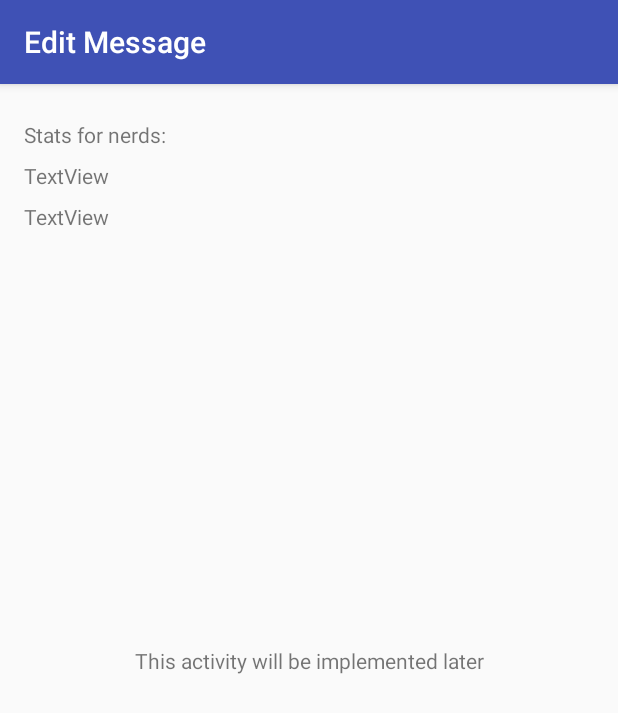
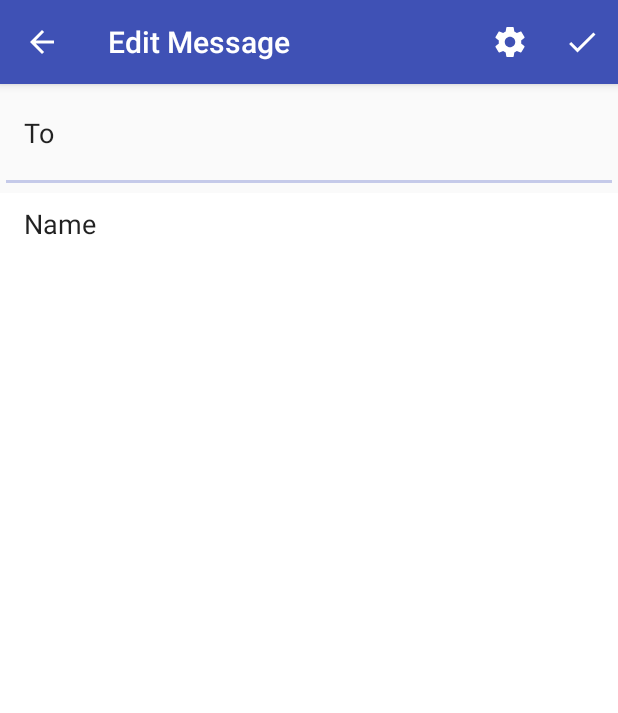
Before and after one commit to mryuezhang/NextText, an Android app: the EditMessageActivity screen opened directly, with no data from a screen before it, on a phone screen of 412 x 824 dp. Shown: the top 713 px of the screen. Run offline under Robolectric (Android 15) with nearby library versions, the phone set to English and light mode, and no system bars; 4 statements that could not run were skipped.

Commit message:
Added edit functionality

```diff
--- a/app/src/main/AndroidManifest.xml
+++ b/app/src/main/AndroidManifest.xml
@@ -33,6 +33,8 @@
             android:theme="@style/AppTheme.NoActionBar">
         </activity>
         <activity android:name=".UI.EditMessageActivity"
+            android:parentActivityName=".UI.MessageConfigureActivity"
+            android:theme="@style/AppTheme.NoActionBar"
             android:label="Edit Message">
         </activity>
     </application>
--- a/app/src/main/java/com/example/yue/nexttext/UI/EditMessageActivity.kt
+++ b/app/src/main/java/com/example/yue/nexttext/UI/EditMessageActivity.kt
@@ -1,9 +1,12 @@
 package com.example.yue.nexttext.UI
 
+import android.app.Activity
 import android.content.Context
 import android.content.Intent
 import android.os.Bundle
 import android.support.v7.app.AppCompatActivity
+import android.view.Menu
+import android.view.MenuItem
 import com.example.yue.nexttext.DataType.MessageWrapper
 import com.example.yue.nexttext.R
 import kotlinx.android.synthetic.main.activity_edit_message.*
@@ -11,15 +14,57 @@ import kotlinx.android.synthetic.main.activity_edit_message.*
 /**
  * Created by yue on 2017-10-28.
  */
-class EditMessageActivity: AppCompatActivity() {
+class EditMessageActivity: AppCompatActivity(), MessageDataPasser{
+
+    private var receivedMessage: MessageWrapper? = null
+    private var editedMessage: MessageWrapper? = null
 
     override fun onCreate(savedInstanceState: Bundle?) {
         super.onCreate(savedInstanceState)
         setContentView(R.layout.activity_edit_message)
+        setSupportActionBar(toolbar)
+        supportActionBar?.setDisplayHomeAsUpEnabled(true)
 
-        val messageWrapper: MessageWrapper = intent.getParcelableExtra<MessageWrapper>(Utilities.EDIT_DATA)
-        textView2.text = messageWrapper.message._to
-        textView3.text = messageWrapper.message._content
+        receivedMessage = intent.getParcelableExtra<MessageWrapper>(Utilities.EDIT_DATA)
+
+        if (receivedMessage!!.message._to.contains("@")){
+            val contentFragment = EditEmailFragment()
+            contentFragment.arguments = intent.extras
+
+            fragmentManager.beginTransaction()
+                    .add(R.id.fragment_container, contentFragment, "Email").commit()
+        }
+        else{
+            val contentFragment = EditSMSFragment()
+            contentFragment.arguments = intent.extras
+
+            fragmentManager.beginTransaction()
+                    .add(R.id.fragment_container, contentFragment, "SMS").commit()
+        }
+    }
+
+    override fun onCreateOptionsMenu(menu: Menu?): Boolean {
+        menuInflater.inflate(R.menu.menu_edit_message, menu)
+        return true
+    }
+
+    override fun onOptionsItemSelected(item: MenuItem): Boolean  = when(item.itemId) {
+            R.id.action_don_edit -> {
+                val fragment = if (fragmentManager.findFragmentByTag("SMS") != null){
+                    fragmentManager.findFragmentByTag("SMS")
+                } else {
+                    fragmentManager.findFragmentByTag("Email")
+                }
+                fragmentManager.beginTransaction().remove(fragment).commit()
+                true
+            }
+            else -> super.onOptionsItemSelected(item)
+    }
+
+    override fun onDataPass(data: MessageWrapper) {
+        intent.putExtra(Utilities.EDITED_DATA, data)
+        setResult(Activity.RESULT_OK, intent)
+        finish()
     }
 
     companion object {
--- /dev/null
+++ b/app/src/main/java/com/example/yue/nexttext/UI/EditSMSFragment.kt
@@ -0,0 +1,48 @@
+package com.example.yue.nexttext.UI
+
+import android.app.Fragment
+import android.content.Context
+import android.os.Bundle
+import android.view.LayoutInflater
+import android.view.View
+import android.view.ViewGroup
+import android.widget.TextView
+import com.example.yue.nexttext.DataType.MessageWrapper
+import com.example.yue.nexttext.R
+import kotlinx.android.synthetic.main.fragment_eidt_sms.*
+
+/**
+ * Created by yue on 2017-11-01.
+ */
+class EditSMSFragment: Fragment() {
+    private var messageDataPasser: MessageDataPasser? = null
+    private var receivedMessage: MessageWrapper? = null
+
+    override fun onAttach(context: Context?) {
+        super.onAttach(context)
+        messageDataPasser = context as MessageDataPasser
+    }
+
+    override fun onCreateView(inflater: LayoutInflater?, container: ViewGroup?, savedInstanceState: Bundle?): View =
+            inflater!!.inflate(R.layout.fragment_eidt_sms, container, false)
+
+    override fun onActivityCreated(savedInstanceState: Bundle?) {
+        super.onActivityCreated(savedInstanceState)
+
+        receivedMessage = arguments.getParcelable(Utilities.EDIT_DATA)
+
+        edit_to.setText(receivedMessage!!.message._to, TextView.BufferType.EDITABLE)
+
+        edit_content.setText(receivedMessage!!.message._content, TextView.BufferType.EDITABLE)
+
+    }
+
+    override fun onPause() {
+        super.onPause()
+
+        receivedMessage!!.message._to = edit_to.text.toString()
+        receivedMessage!!.message._content = edit_content.text.toString()
+
+        messageDataPasser!!.onDataPass(receivedMessage!!)
+    }
+}
--- /dev/null
+++ b/app/src/main/java/com/example/yue/nexttext/UI/MessageDataPasser.kt
@@ -0,0 +1,10 @@
+package com.example.yue.nexttext.UI
+
+import com.example.yue.nexttext.DataType.MessageWrapper
+
+/**
+ * Created by yue on 2017-11-01.
+ */
+interface MessageDataPasser {
+    fun onDataPass(data: MessageWrapper)
+}
--- a/app/src/main/java/com/example/yue/nexttext/UI/Utilities.kt
+++ b/app/src/main/java/com/example/yue/nexttext/UI/Utilities.kt
@@ -14,6 +14,7 @@ class Utilities {
         val INCOMPLETE_DATA = "IncompleteMessageDataObject"
         val COMPLETE_DATA = "CompleteMessageDataObject"
         val EDIT_DATA = "EditDataObject"
+        val EDITED_DATA = "EditedDataObject"
 
         val dateFormat = SimpleDateFormat("EEE, MMMM, d, yyyy")
         val timeFormat = SimpleDateFormat("h:mm a")
--- /dev/null
+++ b/app/src/main/res/drawable/ic_settings.xml
@@ -0,0 +1,9 @@
+<vector xmlns:android="http://schemas.android.com/apk/res/android"
+        android:width="24dp"
+        android:height="24dp"
+        android:viewportWidth="24.0"
+        android:viewportHeight="24.0">
+    <path
+        android:pathData="M19.43,12.98c0.04,-0.32 0.07,-0.64 0.07,-0.98s-0.03,-0.66 -0.07,-0.98l2.11,-1.65c0.19,-0.15 0.24,-0.42 0.12,-0.64l-2,-3.46c-0.12,-0.22 -0.39,-0.3 -0.61,-0.22l-2.49,1c-0.52,-0.4 -1.08,-0.73 -1.69,-0.98l-0.38,-2.65C14.46,2.18 14.25,2 14,2h-4c-0.25,0 -0.46,0.18 -0.49,0.42l-0.38,2.65c-0.61,0.25 -1.17,0.59 -1.69,0.98l-2.49,-1c-0.23,-0.09 -0.49,0 -0.61,0.22l-2,3.46c-0.13,0.22 -0.07,0.49 0.12,0.64l2.11,1.65c-0.04,0.32 -0.07,0.65 -0.07,0.98s0.03,0.66 0.07,0.98l-2.11,1.65c-0.19,0.15 -0.24,0.42 -0.12,0.64l2,3.46c0.12,0.22 0.39,0.3 0.61,0.22l2.49,-1c0.52,0.4 1.08,0.73 1.69,0.98l0.38,2.65c0.03,0.24 0.24,0.42 0.49,0.42h4c0.25,0 0.46,-0.18 0.49,-0.42l0.38,-2.65c0.61,-0.25 1.17,-0.59 1.69,-0.98l2.49,1c0.23,0.09 0.49,0 0.61,-0.22l2,-3.46c0.12,-0.22 0.07,-0.49 -0.12,-0.64l-2.11,-1.65zM12,15.5c-1.93,0 -3.5,-1.57 -3.5,-3.5s1.57,-3.5 3.5,-3.5 3.5,1.57 3.5,3.5 -1.57,3.5 -3.5,3.5z"
+        android:fillColor="#FFFFFF"/>
+</vector>
--- a/app/src/main/res/layout/activity_edit_message.xml
+++ b/app/src/main/res/layout/activity_edit_message.xml
@@ -1,59 +1,29 @@
 <?xml version="1.0" encoding="utf-8"?>
-<android.support.constraint.ConstraintLayout
+<LinearLayout
     xmlns:android="http://schemas.android.com/apk/res/android"
     xmlns:app="http://schemas.android.com/apk/res-auto"
-    xmlns:tools="http://schemas.android.com/tools"
+    android:orientation="vertical"
     android:layout_width="match_parent"
     android:layout_height="match_parent">
 
-    <TextView
-        android:id="@+id/textView"
-        android:layout_width="wrap_content"
+    <android.support.design.widget.AppBarLayout
+        android:layout_width="match_parent"
         android:layout_height="wrap_content"
-        android:layout_marginBottom="8dp"
-        android:layout_marginEnd="8dp"
-        android:layout_marginStart="8dp"
-        android:layout_marginTop="8dp"
-        android:text="This activity will be implemented later"
-        app:layout_constraintBottom_toBottomOf="parent"
-        app:layout_constraintEnd_toEndOf="parent"
-        app:layout_constraintStart_toStartOf="parent"
-        app:layout_constraintTop_toTopOf="parent" />
+        android:theme="@style/AppTheme.AppBarOverlay">
 
-    <TextView
-        android:id="@+id/textView2"
-        android:layout_width="0dp"
-        android:layout_height="wrap_content"
-        android:layout_marginEnd="16dp"
-        android:layout_marginStart="16dp"
-        android:layout_marginTop="8dp"
-        android:text="TextView"
-        app:layout_constraintEnd_toEndOf="parent"
-        app:layout_constraintStart_toStartOf="parent"
-        app:layout_constraintTop_toBottomOf="@+id/textView4" />
+        <android.support.v7.widget.Toolbar
+            android:id="@+id/toolbar"
+            android:layout_width="match_parent"
+            android:layout_height="?attr/actionBarSize"
+            android:background="?attr/colorPrimary"
+            app:popupTheme="@style/AppTheme.PopupOverlay" />
 
-    <TextView
-        android:id="@+id/textView3"
-        android:layout_width="0dp"
-        android:layout_height="wrap_content"
-        android:layout_marginEnd="16dp"
-        android:layout_marginStart="16dp"
-        android:layout_marginTop="8dp"
-        android:text="TextView"
-        app:layout_constraintEnd_toEndOf="parent"
-        app:layout_constraintHorizontal_bias="0.0"
-        app:layout_constraintStart_toStartOf="parent"
-        app:layout_constraintTop_toBottomOf="@+id/textView2" />
+    </android.support.design.widget.AppBarLayout>
 
-    <TextView
-        android:id="@+id/textView4"
-        android:layout_width="0dp"
-        android:layout_height="wrap_content"
-        android:layout_marginEnd="16dp"
-        android:layout_marginStart="16dp"
-        android:layout_marginTop="24dp"
-        android:text="Stats for nerds: "
-        app:layout_constraintEnd_toEndOf="parent"
-        app:layout_constraintStart_toStartOf="parent"
-        app:layout_constraintTop_toTopOf="parent" />
-</android.support.constraint.ConstraintLayout>
+    <FrameLayout
+        android:id="@+id/fragment_container"
+        android:layout_width="match_parent"
+        android:layout_height="match_parent">
+    </FrameLayout>
+
+</LinearLayout>
--- /dev/null
+++ b/app/src/main/res/layout/fragment_eidt_sms.xml
@@ -0,0 +1,32 @@
+<?xml version="1.0" encoding="utf-8"?>
+<LinearLayout xmlns:android="http://schemas.android.com/apk/res/android"
+    android:id="@+id/fragment_edit_sms"
+    android:orientation="vertical" android:layout_width="match_parent"
+    android:layout_height="match_parent">
+    <com.example.yue.nexttext.UI.EditTextViewWithPrefix
+        android:tag="To     "
+        android:id="@+id/edit_to"
+        android:layout_width="match_parent"
+        android:layout_height="wrap_content"
+        android:ems="10"
+        android:paddingStart="16dp"
+        android:paddingEnd="16dp"
+        android:paddingTop="24dp"
+        android:paddingBottom="24dp"
+        android:inputType="phone"/>
+
+    <EditText
+        android:id="@+id/edit_content"
+        android:gravity="top|start"
+        android:textAlignment="gravity"
+        android:layout_width="match_parent"
+        android:layout_height="match_parent"
+        android:background="@color/white"
+        android:paddingStart="16dp"
+        android:paddingEnd="16dp"
+        android:paddingTop="8dp"
+        android:paddingBottom="24dp"
+        android:inputType="textMultiLine"
+        android:text="Name" />
+
+</LinearLayout>
--- a/app/src/main/res/layout/message_list_item_layout.xml
+++ b/app/src/main/res/layout/message_list_item_layout.xml
@@ -9,11 +9,12 @@
         android:id="@+id/messageList_item_title"
         android:layout_width="match_parent"
         android:layout_height="wrap_content"
-        android:paddingBottom="8dp"
+        android:paddingBottom="0dp"
         android:paddingTop="8dp"
         android:paddingStart="16dp"
         android:paddingEnd="16dp"
         android:textColor="#212121"
+        android:textSize="17sp"
         android:text="Title"/>
 
     <TextView
@@ -23,7 +24,6 @@
         android:paddingBottom="8dp"
         android:paddingEnd="16dp"
         android:paddingStart="16dp"
-        android:textColor="#212121"
         android:lines="2"
         android:maxLines="2"
         android:text="Content"/>
--- /dev/null
+++ b/app/src/main/res/menu/menu_edit_message.xml
@@ -0,0 +1,17 @@
+<?xml version="1.0" encoding="utf-8"?>
+<menu xmlns:android="http://schemas.android.com/apk/res/android"
+    xmlns:app="http://schemas.android.com/apk/res-auto">
+    <item
+        android:id="@+id/action_edit_trigger"
+        android:orderInCategory="100"
+        android:icon="@drawable/ic_settings"
+        android:title="Edit Trigger"
+        app:showAsAction="ifRoom" />
+
+    <item
+        android:id="@+id/action_don_edit"
+        android:orderInCategory="100"
+        android:icon="@drawable/ic_done"
+        android:title="Finish"
+        app:showAsAction="ifRoom" />
+</menu>
```
Also changed, not shown: app/src/main/java/com/example/yue/nexttext/Database/MessageManager.java (+8 -2 lines), app/src/main/java/com/example/yue/nexttext/UI/EditEmailFragment.kt (added, +54 -0 lines), app/src/main/java/com/example/yue/nexttext/UI/MessageListActivity.kt (+19 -3 lines), app/src/main/java/com/example/yue/nexttext/UI/MessageListAdapter.kt (+19 -2 lines), app/src/main/res/layout/fragment_edit_email.xml (added, +45 -0 lines).
